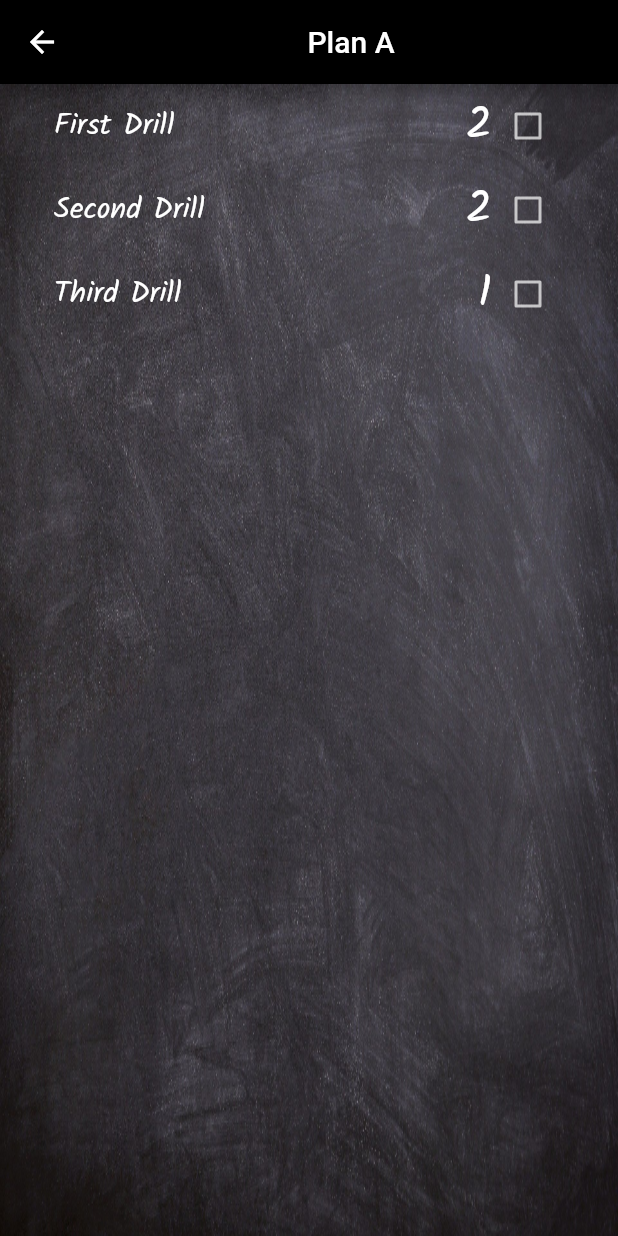
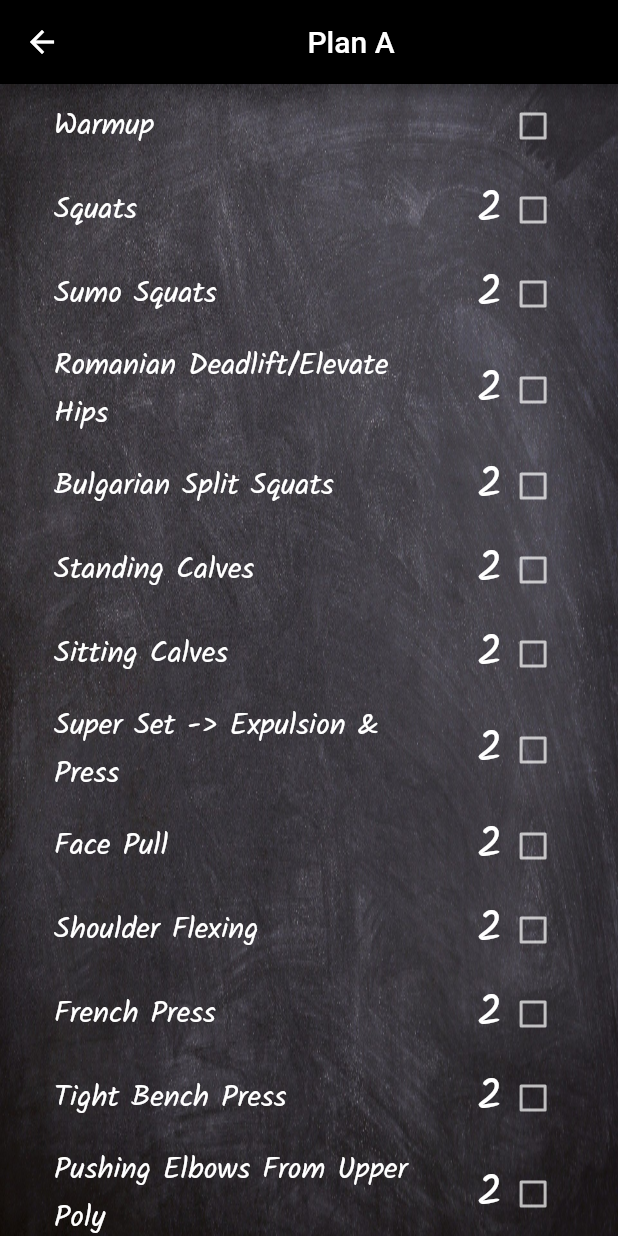
Before and after one commit to shaishalevss/my_workout_app, a Flutter app: the PlanAScreen screen opened by its route, on a phone screen of 412 x 824 dp. Run offline on Flutter 3.47's test engine with Material 2 defaults, Android fonts, the phone set to English and light mode, and no system bars.

Commit message:
fixed the grid a little bit, and made some changes in order to display the correct plan. also updated the full workout for plan A.

```diff
--- a/lib/constants.dart
+++ b/lib/constants.dart
@@ -7,4 +7,4 @@ const kWorkoutLabelTextStyle = TextStyle(
   color: Colors.white,
 );
 
-const int kTimerTime = 120;
+int kTimerTime = 5;
--- a/lib/models/drill_data.dart
+++ b/lib/models/drill_data.dart
@@ -1,35 +1,71 @@
 import 'dart:collection';
 
+import 'package:flutter/cupertino.dart';
 import 'package:flutter/foundation.dart';
 import 'package:my_workout/models/drill.dart';
 
 class DrillData extends ChangeNotifier {
   List<Drill> _drillsA = [
-    Drill(name: 'First Drill', sets: 2),
-    Drill(name: 'Second Drill', sets: 2),
-    Drill(name: 'Third Drill', sets: 1),
+    Drill(name: 'Warmup', sets: 0),
+    Drill(name: 'Squats', sets: 2),
+    Drill(name: 'Sumo Squats', sets: 2),
+    Drill(name: 'Romanian Deadlift/Elevate Hips', sets: 2),
+    Drill(name: 'Bulgarian Split Squats', sets: 2),
+    Drill(name: 'Standing Calves', sets: 2),
+    Drill(name: 'Sitting Calves', sets: 2),
+    Drill(name: 'Super Set -> Expulsion & Press', sets: 2),
+    Drill(name: 'Face Pull', sets: 2),
+    Drill(name: 'Shoulder Flexing', sets: 2),
+    Drill(name: 'French Press', sets: 2),
+    Drill(name: 'Tight Bench Press', sets: 2),
+    Drill(name: 'Pushing Elbows From Upper Poly', sets: 2),
+    Drill(name: 'Forearm Flexing', sets: 2),
+    Drill(name: 'Forearm Extending', sets: 2),
+    Drill(name: 'ABS', sets: 0),
+    Drill(name: 'Back Stability', sets: 0),
   ];
 
-  // List<Drill> _drillsPlanB = [
-  //   Drill(name: 'First Drill'),
-  //   Drill(name: 'Second Drill'),
-  //   Drill(name: 'Third Drill'),
-  // ];
+  List<Drill> _drillsB = [
+    Drill(name: 'Warmup', sets: 0),
+    Drill(name: 'Squats', sets: 2),
+    Drill(name: 'Sumo Squats', sets: 2),
+    Drill(name: 'Romanian Deadlift/Elevate Hips', sets: 2),
+    Drill(name: 'Bulgarian Split Squats', sets: 2),
+    Drill(name: 'Standing Calves', sets: 2),
+    Drill(name: 'Sitting Calves', sets: 2),
+    Drill(name: 'Super Set -> Expulsion & Press', sets: 2),
+    Drill(name: 'Face Pull', sets: 2),
+
+  ];
 
   UnmodifiableListView<Drill> get drillsA {
     return UnmodifiableListView(_drillsA);
   }
+
+  UnmodifiableListView<Drill> get drillsB {
+    return UnmodifiableListView(_drillsB);
+  }
+
 
   void updateDrill(Drill drill) {
     drill.toggleDone();
     notifyListeners();
   }
 
-  void decreaseSet(int index) {
-     _drillsA[index].sets--;
+  void decreaseSet(int index, String plan) {
+    if(plan == 'a') {
+      _drillsA[index].sets--;
+    } else{
+      _drillsB[index].sets--;
+    }
   }
 
-  int get drillCount {
-    return _drillsA.length;
+  int drillCount (String plan){
+    if(plan == 'a') {
+      return _drillsA.length;
+    } else{
+      return _drillsB.length;
+    }
+    return _drillsB.length;
   }
 }
--- a/lib/screens/plan_a.dart
+++ b/lib/screens/plan_a.dart
@@ -1,9 +1,8 @@
 import 'package:flutter/material.dart';
-import 'package:my_workout/models/drill_data.dart';
 import 'package:my_workout/widgets/drills_list.dart';
-import 'package:provider/provider.dart';
 
 class PlanAScreen extends StatelessWidget {
+
   @override
   Widget build(BuildContext context) {
     return Scaffold(
@@ -14,6 +13,7 @@ class PlanAScreen extends StatelessWidget {
         ),
       ),
       body: Container(
+        width: double.infinity,
         decoration: BoxDecoration(
           image: DecorationImage(
             image: AssetImage("images/planbackground.jpg"),
@@ -24,6 +24,7 @@ class PlanAScreen extends StatelessWidget {
           children: <Widget>[
             Expanded(
               child: Container(
+                width: double.infinity,
                 padding: EdgeInsets.symmetric(horizontal: 20.0),
                 decoration: BoxDecoration(
                   borderRadius: BorderRadius.only(
@@ -31,7 +32,7 @@ class PlanAScreen extends StatelessWidget {
                     topRight: Radius.circular(20.0),
                   ),
                 ),
-                child: DrillsList(),
+                child: DrillsList('a'),
               ),
             )
           ],
--- a/lib/widgets/drill_tile.dart
+++ b/lib/widgets/drill_tile.dart
@@ -1,5 +1,4 @@
 import 'package:flutter/material.dart';
-import 'package:my_workout/models/drill_data.dart';
 
 class DrillTile extends StatelessWidget {
   final String drillTitle;
@@ -7,48 +6,81 @@ class DrillTile extends StatelessWidget {
   final Function checkboxCallback;
   final int drillSets;
 
-  DrillTile({this.isChecked, this.drillTitle, this.drillSets ,this.checkboxCallback});
+  DrillTile(
+      {this.isChecked, this.drillTitle, this.drillSets, this.checkboxCallback});
 
+  String setsIsZero() {
+    if (drillSets == 0) {
+      return '';
+    }
+  }
 
   @override
   Widget build(BuildContext context) {
+    double drillWidth = MediaQuery.of(context).size.width * 0.5;
+    double setsWidth = MediaQuery.of(context).size.width * 0.1;
+
     return ListTile(
-      title: Row(
-        children: [
-          DrillTextAndSets(text: drillTitle, isChecked: isChecked, fontSize: 20.0,),
-        ],
+      title: DrillTextAndSets(
+        text: drillTitle,
+        isChecked: isChecked,
+        fontSize: 20.0,
+        side: TextAlign.left,
+        width: drillWidth,
       ),
       trailing: Wrap(
         children: <Widget>[
-          DrillTextAndSets(text: '$drillSets', isChecked: isChecked, fontSize: 30.0,)
-        ,Checkbox(
+          DrillTextAndSets(
+            text: (drillSets == 0) ? '' : '$drillSets',
+            isChecked: isChecked,
+            fontSize: 29.0,
+            side: TextAlign.right,
+            width: setsWidth,
+          ),
+          Container(
+            alignment: Alignment.centerRight,
+            width: setsWidth,
+            child: Checkbox(
               value: isChecked,
               checkColor: Color(0xFFDC143C),
               activeColor: Colors.white,
               onChanged: checkboxCallback,
-        )],
+            ),
+          ),
+        ],
       ),
     );
   }
 }
 
 class DrillTextAndSets extends StatelessWidget {
-
   final String text;
   final bool isChecked;
   final double fontSize;
+  final double width;
+  final TextAlign side;
 
-  DrillTextAndSets({this.text, this.isChecked, this.fontSize});
+  DrillTextAndSets({
+    this.text,
+    this.isChecked,
+    this.width,
+    this.fontSize,
+    this.side,
+  });
 
   @override
   Widget build(BuildContext context) {
-    return Text(
+    return Container(
+      width: width,
+      child: Text(
         text,
         style: TextStyle(
           fontFamily: 'Kalam',
           fontSize: fontSize,
           decoration: isChecked ? TextDecoration.lineThrough : null,
         ),
+        textAlign: side,
+      ),
     );
   }
 }
--- a/lib/widgets/drills_list.dart
+++ b/lib/widgets/drills_list.dart
@@ -3,8 +3,12 @@ import 'package:my_workout/widgets/drill_tile.dart';
 import 'package:provider/provider.dart';
 import 'package:my_workout/models/drill_data.dart';
 import 'package:my_workout/components/timerDisplay.dart';
+import 'package:my_workout/models/drill.dart';
 
 class DrillsList extends StatefulWidget {
+
+  final String planSelection;
+  DrillsList(this.planSelection);
 
   @override
   _DrillsListState createState() => _DrillsListState();
@@ -29,11 +33,19 @@ class _DrillsListState extends State<DrillsList> {
 
   @override
   Widget build(BuildContext context) {
+
     return Consumer<DrillData>(
       builder: (context, drillData, child) {
         return ListView.builder(
           itemBuilder: (context, index) {
-            final drill = drillData.drillsA[index];
+            var drill = drillData.drillsA[index];
+            if(widget.planSelection == 'a'){
+              drill = drillData.drillsA[index];
+            }else if(widget.planSelection == 'b'){
+              drill = drillData.drillsB[index];
+            } else{
+              drill = drillData.drillsA[index];
+            }
             return GestureDetector(
               child: DrillTile(
                 drillTitle: drill.name,
@@ -41,12 +53,13 @@ class _DrillsListState extends State<DrillsList> {
                 checkboxCallback: (bool currentCheckboxState){
                   setState(() {
                     if(drill.sets > 1){
-                      // ignore: await_only_futures
-                      drillData.decreaseSet(index);
+                      drillData.decreaseSet(index, widget.planSelection);
+                      _showMyDialog();
+                    } else if(drill.sets == 1){
+                      drillData.decreaseSet(index, widget.planSelection);
+                      drillData.updateDrill(drill);
                       _showMyDialog();
                     } else {
-                      // ignore: await_only_futures
-                      drillData.decreaseSet(index);
                       drillData.updateDrill(drill);
                       (drill.isDone) ? _showMyDialog() : print('hey');
                     }
@@ -56,7 +69,7 @@ class _DrillsListState extends State<DrillsList> {
               ),
             );
           },
-          itemCount: drillData.drillCount,
+          itemCount: drillData.drillCount(widget.planSelection),
         );
       },
     );
```
Also changed, not shown: lib/screens/plan_b.dart (+20 -2 lines), lib/screens/settings_screen.dart (+18 -1 lines). Lines whose indentation alone changed are shown as unchanged.
